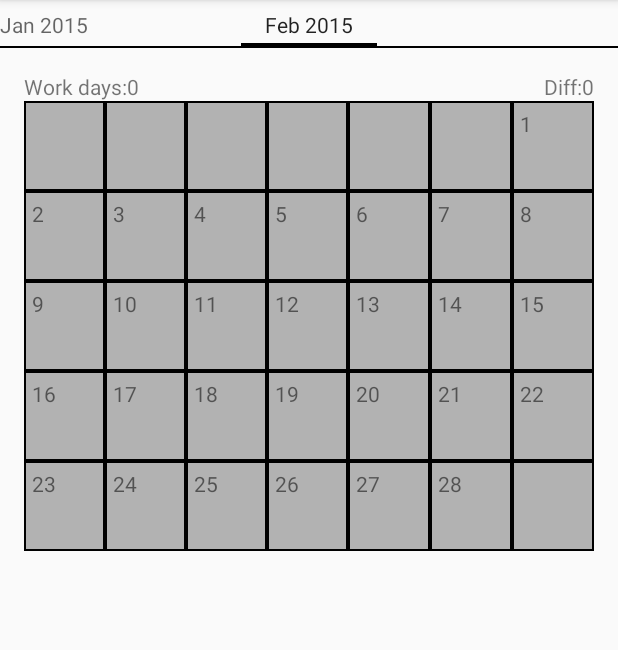
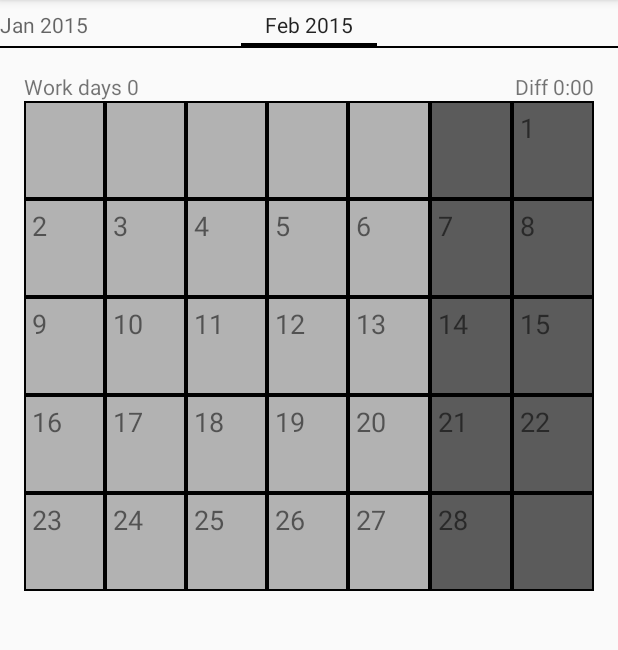
Before and after one commit to allen7/OfficeTime, an Android app: the screen it shows after launch (TimeBrowser), on a phone screen of 412 x 824 dp, the part 84-734 px from its top. Run offline under Robolectric (Android 15) with nearby library versions, the phone set to English and light mode, and no system bars.

Commit message:
Working callendar before time modification implementation

```diff
--- a/app/src/main/java/com/rec/kuciaba/andrzej/officetime/TimeBrowser.java
+++ b/app/src/main/java/com/rec/kuciaba/andrzej/officetime/TimeBrowser.java
@@ -2,21 +2,18 @@ package com.rec.kuciaba.andrzej.officetime;
 
 import java.text.SimpleDateFormat;
 import java.util.Calendar;
-import java.util.Date;
 import java.util.Locale;
 
+import android.app.Dialog;
 import android.content.Intent;
 import android.graphics.Color;
 import android.support.v7.app.ActionBarActivity;
-import android.support.v7.app.ActionBar;
 import android.support.v4.app.Fragment;
 import android.support.v4.app.FragmentManager;
-import android.support.v4.app.FragmentTransaction;
 import android.support.v4.app.FragmentPagerAdapter;
 import android.os.Bundle;
 import android.support.v4.view.ViewPager;
 import android.util.Log;
-import android.view.Gravity;
 import android.view.LayoutInflater;
 import android.view.Menu;
 import android.view.MenuItem;
@@ -171,6 +168,9 @@ public class TimeBrowser extends ActionBarActivity {
         @Override
         public View onCreateView(LayoutInflater inflater, ViewGroup container,
                                  Bundle savedInstanceState) {
+            int noOfDays = 0;
+            long workedTime = 0;
+
             View rootView = inflater.inflate(R.layout.fragment_time_browser, container, false);
             TableLayout table = (TableLayout)rootView.findViewById(R.id.calendar_table);
             TableRow row = new TableRow(getActivity());
@@ -210,27 +210,73 @@ public class TimeBrowser extends ActionBarActivity {
                         switch (weekDays[i]){
                             case Calendar.MONDAY:
                                 dayTextView = (TextView)rowView.findViewById(R.id.day1);
+                                timeView = (TextView)rowView.findViewById(R.id.hours1);
+                                dayView = (LinearLayout)rowView.findViewById(R.id.cell1);
                                 break;
                             case Calendar.TUESDAY:
                                 dayTextView = (TextView)rowView.findViewById(R.id.day2);
+                                timeView = (TextView)rowView.findViewById(R.id.hours2);
+                                dayView = (LinearLayout)rowView.findViewById(R.id.cell2);
                                 break;
                             case Calendar.WEDNESDAY:
                                 dayTextView = (TextView)rowView.findViewById(R.id.day3);
+                                timeView = (TextView)rowView.findViewById(R.id.hours3);
+                                dayView = (LinearLayout)rowView.findViewById(R.id.cell3);
                                 break;
                             case Calendar.THURSDAY:
                                 dayTextView = (TextView)rowView.findViewById(R.id.day4);
+                                timeView = (TextView)rowView.findViewById(R.id.hours4);
+                                dayView = (LinearLayout)rowView.findViewById(R.id.cell4);
                                 break;
                             case Calendar.FRIDAY:
                                 dayTextView = (TextView)rowView.findViewById(R.id.day5);
+                                timeView = (TextView)rowView.findViewById(R.id.hours5);
+                                dayView = (LinearLayout)rowView.findViewById(R.id.cell5);
                                 break;
                             case Calendar.SATURDAY:
                                 dayTextView = (TextView)rowView.findViewById(R.id.day6);
+                                timeView = (TextView)rowView.findViewById(R.id.hours6);
+                                dayView = (LinearLayout)rowView.findViewById(R.id.cell6);
                                 break;
                             case Calendar.SUNDAY:
                                 dayTextView = (TextView)rowView.findViewById(R.id.day7);
+                                timeView = (TextView)rowView.findViewById(R.id.hours7);
+                                dayView = (LinearLayout)rowView.findViewById(R.id.cell7);
                                 break;
                         }
                         if(dayTextView!=null) {
+                            DBHelper dbHelper = new DBHelper(getActivity());
+                            long start = dbHelper.getDateTime(new SimpleDateFormat("dd.MM.yyyy").format(calendar.getTime()), 0);
+                            long end = dbHelper.getDateTime(new SimpleDateFormat("dd.MM.yyyy").format(calendar.getTime()), 1);
+                            long dayDiff = dbHelper.getDateTime(new SimpleDateFormat("dd.MM.yyyy").format(calendar.getTime()), 2);
+
+                            dayView.setOnClickListener(new View.OnClickListener() {
+                                @Override
+                                public void onClick(View v) {
+                                    modificationDialog();
+                                }
+                            });
+                            dayView.setClickable(true);
+
+                            if(start!=0 || dayDiff!=0){
+                                long dayTime = 0;
+                                if(end!=0 && Calendar.getInstance().get(Calendar.DAY_OF_YEAR)!= calendar.get(Calendar.DAY_OF_YEAR)){
+                                    noOfDays++;
+                                    dayView.setBackground(getResources().getDrawable(R.drawable.cell_worked));
+                                    dayTime = ((end-start)+dayDiff)/1000/60;
+//                                    timeView.setText(dayTime/60+":"+dayTime%60);
+                                    workedTime += end - start +dayDiff;
+                                }
+                                else if(end!=0 && Calendar.getInstance().get(Calendar.DAY_OF_YEAR)== calendar.get(Calendar.DAY_OF_YEAR)){
+                                    dayView.setBackground(getResources().getDrawable(R.drawable.cell_today));
+                                    dayTime = ((end-start)+dayDiff)/1000/60;
+                                    long now = Calendar.getInstance().getTimeInMillis();
+                                    if(now-end<=5*60*1000){
+                                        dayTime = ((now-start)+dayDiff)/1000/60;
+                                    }
+                                }
+                                timeView.setText(dayTime/60+":"+(dayTime%60<10?"0":"")+dayTime%60);
+                            }
                             dayTextView.setText(calendar.get(Calendar.DAY_OF_MONTH) + "");
                         }
                         calendar.set(Calendar.DAY_OF_YEAR, calendar.get(Calendar.DAY_OF_YEAR)+1);
@@ -239,9 +285,48 @@ public class TimeBrowser extends ActionBarActivity {
                 if(calendar.get(Calendar.MONTH)!=month) lastDayReached=true;
                 table.addView(rowView);
             }
-
+            ((TextView)rootView.findViewById(R.id.work_days_value)).setText(" "+Integer.toString(noOfDays));
+            workedTime = (workedTime/1000/60)-noOfDays*8*60;
+            boolean negativeValue = false;
+            if(workedTime<0){
+                negativeValue=true;
+               workedTime*=(-1);
+            }
+            ((TextView)rootView.findViewById(R.id.diff_value)).setText(" "+(negativeValue?"-":"")+workedTime/60+":"+(workedTime%60<10?"0":"")+workedTime%60);
 
             return rootView;
+        }
+
+        private long modificationDialog(){
+            long changeValue = 0;
+            final Dialog dialog = new Dialog(getActivity());
+            dialog.setContentView(R.layout.number_picker_layout);
+//            dialog.setTitle("Interval for "+ mBlankIntervals.get(v.getId()));
+//            NumberPicker np = (NumberPicker) dialog.findViewById(R.id.number_picker);
+//            np.setMaxValue(30);
+//            np.setMinValue(0);
+//            np.setValue(mIntervalsValues.get(text.getId()));
+//            np.setWrapSelectorWheel(false);
+//            Button dialogOkButton = (Button)dialog.findViewById(R.id.ok);
+//            dialogOkButton.setOnClickListener(new View.OnClickListener() {
+//                @Override
+//                public void onClick(View v) {
+//                    mIntervalsValues.put(text.getId(), ((NumberPicker) dialog.findViewById(R.id.number_picker)).getValue());
+//                    ((TextView)findViewById(text.getId())).setText(mBlankIntervals.get(text.getId())+" "+ mIntervalsValues.get(text.getId()));
+////                ((TextView) findViewById(R.id.interval_in_00_06)).setText(R.string.);
+//                    mConfigChanged = true;
+//                    dialog.dismiss();
+//                }
+//            });
+//            Button dialogCancelButton = (Button)dialog.findViewById(R.id.cancel_button);
+//            dialogCancelButton.setOnClickListener(new View.OnClickListener() {
+//                @Override
+//                public void onClick(View v) {
+//                    dialog.dismiss();
+//                }
+//            });
+            dialog.show();
+            return changeValue;
         }
 
         @Override
--- /dev/null
+++ b/app/src/main/res/drawable/cell_today.xml
@@ -0,0 +1,7 @@
+<?xml version="1.0" encoding="utf-8"?>
+<shape
+    xmlns:android="http://schemas.android.com/apk/res/android"
+    android:shape= "rectangle"  >
+    <solid android:color="#FFFFFF"/>
+    <stroke android:width="1dp"  android:color="#000000"/>
+</shape>
--- /dev/null
+++ b/app/src/main/res/drawable/cell_weekend.xml
@@ -0,0 +1,7 @@
+<?xml version="1.0" encoding="utf-8"?>
+<shape
+    xmlns:android="http://schemas.android.com/apk/res/android"
+    android:shape= "rectangle"  >
+    <solid android:color="#5B5B5B"/>
+    <stroke android:width="1dp"  android:color="#000000" />
+</shape>
--- /dev/null
+++ b/app/src/main/res/drawable/cell_worked.xml
@@ -0,0 +1,7 @@
+<?xml version="1.0" encoding="utf-8"?>
+<shape
+    xmlns:android="http://schemas.android.com/apk/res/android"
+    android:shape= "rectangle"  >
+    <solid android:color="#CCEBCC"/>
+    <stroke android:width="1dp"  android:color="#000000" />
+</shape>
--- a/app/src/main/res/layout/days_row.xml
+++ b/app/src/main/res/layout/days_row.xml
@@ -3,123 +3,169 @@
     android:layout_width="match_parent" android:layout_height="match_parent"
     android:background="#E6E6E6">
     <LinearLayout
+        android:id="@+id/cell1"
         android:layout_weight="1"
         android:layout_height="fill_parent"
         android:orientation="vertical"
+        android:background="@drawable/cell"
         >
-    <TextView android:background="@drawable/cell"
+    <TextView
         android:id="@+id/day1"
         android:padding="5dp"
         android:layout_width="fill_parent"
-        android:layout_height="fill_parent"
-        android:text=""/>
-        <TextView android:background="@drawable/cell"
+        android:layout_height="0dp"
+        android:layout_weight="1"
+        android:text=""
+        android:textSize="@dimen/abc_text_size_medium_material"/>
+        <TextView
             android:id="@+id/hours1"
             android:padding="5dp"
             android:layout_width="fill_parent"
-            android:layout_height="fill_parent"
-            android:text=""/>
+            android:layout_height="0dp"
+            android:layout_weight="1"
+            android:text=""
+            android:gravity="center"/>
     </LinearLayout>
     <LinearLayout
+        android:id="@+id/cell2"
         android:layout_weight="1"
         android:layout_height="fill_parent"
         android:orientation="vertical"
+        android:background="@drawable/cell"
         >
-        <TextView android:background="@drawable/cell"
+        <TextView
             android:id="@+id/day2"
             android:padding="5dp"
             android:layout_width="fill_parent"
-            android:layout_height="fill_parent"
-            android:text=""/>
-        <TextView android:background="@drawable/cell"
+            android:layout_height="0dp"
+            android:layout_weight="1"
+            android:text=""
+            android:textSize="@dimen/abc_text_size_medium_material"/>
+        <TextView
             android:id="@+id/hours2"
             android:padding="5dp"
             android:layout_width="fill_parent"
-            android:layout_height="fill_parent"
-            android:text=""/>
-    </LinearLayout>
-    <LinearLayout
+            android:layout_height="0dp"
+            android:layout_weight="1"
+            android:text=""
+            android:gravity="center"/>
+    </LinearLayout><LinearLayout
+    android:id="@+id/cell3"
     android:layout_weight="1"
     android:layout_height="fill_parent"
     android:orientation="vertical"
+    android:background="@drawable/cell"
     >
-        <TextView android:background="@drawable/cell"
+    <TextView
         android:id="@+id/day3"
         android:padding="5dp"
         android:layout_width="fill_parent"
-            android:layout_height="fill_parent"
-            android:text=""/>
-        <TextView android:background="@drawable/cell"
+        android:layout_height="0dp"
+        android:layout_weight="1"
+        android:text=""
+        android:textSize="@dimen/abc_text_size_medium_material"/>
+    <TextView
         android:id="@+id/hours3"
         android:padding="5dp"
         android:layout_width="fill_parent"
-            android:layout_height="fill_parent"
-            android:text=""/>
-    </LinearLayout>
-    <LinearLayout
+        android:layout_height="0dp"
+        android:layout_weight="1"
+        android:text=""
+        android:gravity="center"/>
+</LinearLayout><LinearLayout
+    android:id="@+id/cell4"
     android:layout_weight="1"
     android:layout_height="fill_parent"
+    android:orientation="vertical"
+    android:background="@drawable/cell"
     >
-        <TextView android:background="@drawable/cell"
+    <TextView
         android:id="@+id/day4"
         android:padding="5dp"
         android:layout_width="fill_parent"
-            android:layout_height="fill_parent"
-            android:text=""/>
-    </LinearLayout>
-    <LinearLayout
+        android:layout_height="0dp"
+        android:layout_weight="1"
+        android:text=""
+        android:textSize="@dimen/abc_text_size_medium_material"/>
+    <TextView
+        android:id="@+id/hours4"
+        android:padding="5dp"
+        android:layout_width="fill_parent"
+        android:layout_height="0dp"
+        android:layout_weight="1"
+        android:text=""
+        android:gravity="center"/>
+</LinearLayout><LinearLayout
+    android:id="@+id/cell5"
     android:layout_weight="1"
     android:layout_height="fill_parent"
     android:orientation="vertical"
+    android:background="@drawable/cell"
     >
-        <TextView android:background="@drawable/cell"
+    <TextView
         android:id="@+id/day5"
         android:padding="5dp"
         android:layout_width="fill_parent"
-            android:layout_height="fill_parent"
-            android:text=""/>
-        <TextView android:background="@drawable/cell"
+        android:layout_height="0dp"
+        android:layout_weight="1"
+        android:text=""
+        android:textSize="@dimen/abc_text_size_medium_material"/>
+    <TextView
         android:id="@+id/hours5"
         android:padding="5dp"
         android:layout_width="fill_parent"
-            android:layout_height="fill_parent"
-            android:text=""/>
-    </LinearLayout>
-    <LinearLayout
+        android:layout_height="0dp"
+        android:layout_weight="1"
+        android:text=""
+        android:gravity="center"/>
+</LinearLayout><LinearLayout
+    android:id="@+id/cell6"
     android:layout_weight="1"
     android:layout_height="fill_parent"
     android:orientation="vertical"
+    android:background="@drawable/cell_weekend"
     >
-        <TextView android:background="@drawable/cell"
+    <TextView
         android:id="@+id/day6"
         android:padding="5dp"
         android:layout_width="fill_parent"
-            android:layout_height="fill_parent"
-            android:text=""/>
-        <TextView android:background="@drawable/cell"
+        android:layout_height="0dp"
+        android:layout_weight="1"
+        android:text=""
+        android:textSize="@dimen/abc_text_size_medium_material"
+        />
+    <TextView
         android:id="@+id/hours6"
         android:padding="5dp"
         android:layout_width="fill_parent"
-            android:layout_height="fill_parent"
-            android:text=""/>
-    </LinearLayout>
-    <LinearLayout
+        android:layout_height="0dp"
+        android:layout_weight="1"
+        android:text=""
+        android:gravity="center"/>
+</LinearLayout><LinearLayout
+    android:id="@+id/cell7"
     android:layout_weight="1"
     android:layout_height="fill_parent"
     android:orientation="vertical"
+    android:background="@drawable/cell_weekend"
     >
-        <TextView android:background="@drawable/cell"
+    <TextView
         android:id="@+id/day7"
         android:padding="5dp"
         android:layout_width="fill_parent"
-            android:layout_height="fill_parent"
-            android:text=""/>
-        <TextView android:background="@drawable/cell"
+        android:layout_height="0dp"
+        android:layout_weight="1"
+        android:text=""
+        android:textSize="@dimen/abc_text_size_medium_material"
+        />
+    <TextView
         android:id="@+id/hours7"
         android:padding="5dp"
         android:layout_width="fill_parent"
-            android:layout_height="fill_parent"
-            android:text=""/>
+        android:layout_height="0dp"
+        android:layout_weight="1"
+        android:text=""
+        android:gravity="center"/>
 </LinearLayout>
 
 </TableRow>
--- a/app/src/main/res/layout/fragment_time_browser.xml
+++ b/app/src/main/res/layout/fragment_time_browser.xml
@@ -29,13 +29,14 @@
             <TextView
                 android:layout_width="wrap_content"
                 android:layout_height="wrap_content"
-                android:id="@+id/wor_days"
+                android:id="@+id/work_days"
                 android:text="@string/work_days"/>
             <TextView
                 android:layout_width="wrap_content"
                 android:layout_height="wrap_content"
                 android:text="0"
-                android:layout_toRightOf="@id/wor_days"/>
+                android:id="@+id/work_days_value"
+                android:layout_toRightOf="@id/work_days"/>
             <TextView
                 android:layout_width="wrap_content"
                 android:layout_height="wrap_content"
--- a/app/src/main/res/values/strings.xml
+++ b/app/src/main/res/values/strings.xml
@@ -48,8 +48,8 @@
     <string name="drop_changes">Continue</string>
     <string name="back">Back</string>
 
-    <string name="work_days">Work days: </string>
-    <string name="diff">Diff: </string>
+    <string name="work_days">Work days </string>
+    <string name="diff">Diff </string>
 
 
     <string name="conf">com.rec.kuciaba.andrzej.officetime.conf_file</string>
```
Lines whose indentation alone changed are shown as unchanged.
